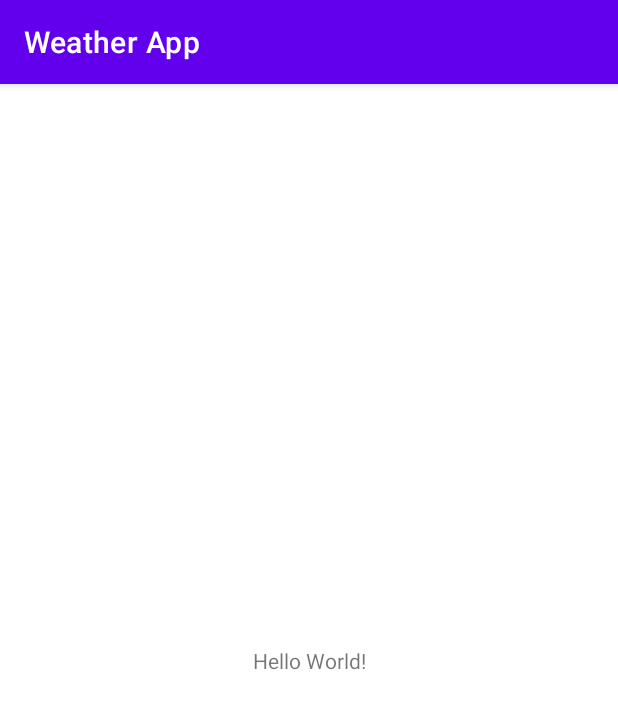
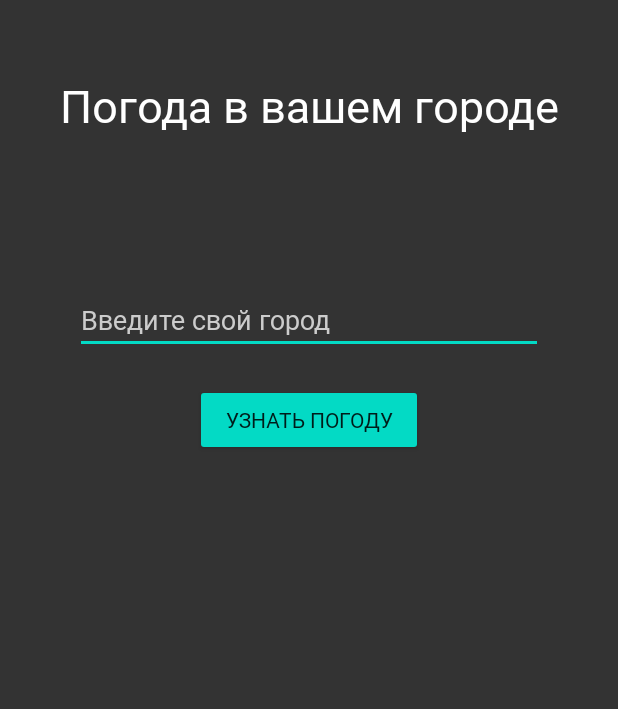
Before and after one commit to Shum11/Weather-App, an Android app: the screen it shows after launch (MainActivity), on a phone screen of 412 x 824 dp. Shown: the top 709 px of the screen. Run offline under Robolectric (Android 15) with nearby library versions, the phone set to English and light mode, and no system bars.

Commit message:
first day

```diff
--- a/app/src/main/AndroidManifest.xml
+++ b/app/src/main/AndroidManifest.xml
@@ -18,6 +18,9 @@
                 <category android:name="android.intent.category.LAUNCHER" />
             </intent-filter>
         </activity>
+        <meta-data
+            android:name="preloaded_fonts"
+            android:resource="@array/preloaded_fonts" />
     </application>
 
 </manifest>
--- a/app/src/main/res/layout/activity_main.xml
+++ b/app/src/main/res/layout/activity_main.xml
@@ -1,18 +1,59 @@
 <?xml version="1.0" encoding="utf-8"?>
-<androidx.constraintlayout.widget.ConstraintLayout xmlns:android="http://schemas.android.com/apk/res/android"
+<RelativeLayout xmlns:android="http://schemas.android.com/apk/res/android"
     xmlns:app="http://schemas.android.com/apk/res-auto"
     xmlns:tools="http://schemas.android.com/tools"
     android:layout_width="match_parent"
     android:layout_height="match_parent"
+    android:background="@color/colorPrimary"
     tools:context=".MainActivity">
 
     <TextView
-        android:layout_width="wrap_content"
+        android:id="@+id/logo"
+        android:layout_width="match_parent"
         android:layout_height="wrap_content"
-        android:text="Hello World!"
-        app:layout_constraintBottom_toBottomOf="parent"
-        app:layout_constraintLeft_toLeftOf="parent"
-        app:layout_constraintRight_toRightOf="parent"
-        app:layout_constraintTop_toTopOf="parent" />
+        android:fontFamily="@font/montserrat_bold"
+        android:text="@string/logo"
+        android:layout_marginTop="50sp"
+        android:textAlignment="center"
+        android:textColor="@color/textColor"
+        android:textSize="30sp" />
 
-</androidx.constraintlayout.widget.ConstraintLayout>
+    <EditText
+        android:id="@+id/user_field"
+        android:layout_width="match_parent"
+        android:layout_height="wrap_content"
+        android:ems="10"
+        android:fontFamily="@font/montserrat_bold"
+        android:layout_below="@id/logo"
+        android:backgroundTint="@color/colorAccent"
+        android:layout_marginTop="100sp"
+        android:layout_marginHorizontal="50sp"
+        android:inputType="textPersonName"
+        android:textColor="@color/textColor"
+        android:textColorHint="@color/textColorHint"
+        android:hint="@string/hint_user_field" />
+
+    <Button
+        android:id="@+id/main_btn"
+        android:fontFamily="@font/montserrat_bold"
+        android:layout_below="@id/user_field"
+        android:layout_marginTop="20sp"
+        android:layout_marginHorizontal="130sp"
+        android:backgroundTint="@color/colorAccent"
+        android:text="@string/main_btn"
+        android:layout_width="match_parent"
+        android:layout_height="wrap_content" />
+
+    <TextView
+        android:id="@+id/result_info"
+        android:layout_width="match_parent"
+        android:layout_height="wrap_content"
+        android:fontFamily="@font/montserrat_bold"
+        android:layout_below="@id/main_btn"
+        android:layout_marginTop="50sp"
+        android:textAlignment="center"
+        android:textColor="@color/textColorHint"
+        android:textSize="25sp"/>
+
+
+</RelativeLayout>
--- a/app/src/main/res/values-night/themes.xml
+++ /dev/null
@@ -1,16 +0,0 @@
-<resources xmlns:tools="http://schemas.android.com/tools">
-    <!-- Base application theme. -->
-    <style name="Theme.WeatherApp" parent="Theme.MaterialComponents.DayNight.DarkActionBar">
-        <!-- Primary brand color. -->
-        <item name="colorPrimary">@color/purple_200</item>
-        <item name="colorPrimaryVariant">@color/purple_700</item>
-        <item name="colorOnPrimary">@color/black</item>
-        <!-- Secondary brand color. -->
-        <item name="colorSecondary">@color/teal_200</item>
-        <item name="colorSecondaryVariant">@color/teal_200</item>
-        <item name="colorOnSecondary">@color/black</item>
-        <!-- Status bar color. -->
-        <item name="android:statusBarColor" tools:targetApi="l">?attr/colorPrimaryVariant</item>
-        <!-- Customize your theme here. -->
-    </style>
-</resources>
--- a/app/src/main/res/values/colors.xml
+++ b/app/src/main/res/values/colors.xml
@@ -1,10 +1,9 @@
 <?xml version="1.0" encoding="utf-8"?>
 <resources>
-    <color name="purple_200">#FFBB86FC</color>
-    <color name="purple_500">#FF6200EE</color>
-    <color name="purple_700">#FF3700B3</color>
-    <color name="teal_200">#FF03DAC5</color>
-    <color name="teal_700">#FF018786</color>
-    <color name="black">#FF000000</color>
-    <color name="white">#FFFFFFFF</color>
+    <color name="colorPrimary">#333</color>
+    <color name="colorPrimaryDark">#000</color>
+    <color name="colorAccent">#03DAC5</color>
+    <color name="textColor">#fff</color>
+    <color name="textColorHint">#CCC</color>
+
 </resources>
--- a/app/src/main/res/values/strings.xml
+++ b/app/src/main/res/values/strings.xml
@@ -1,3 +1,6 @@
 <resources>
     <string name="app_name">Weather App</string>
+    <string name="logo">Погода в вашем городе</string>
+    <string name="hint_user_field">Введите свой город</string>
+    <string name="main_btn">Узнать погоду</string>
 </resources>
--- a/app/src/main/res/values/themes.xml
+++ b/app/src/main/res/values/themes.xml
@@ -1,16 +1,9 @@
 <resources xmlns:tools="http://schemas.android.com/tools">
     <!-- Base application theme. -->
-    <style name="Theme.WeatherApp" parent="Theme.MaterialComponents.DayNight.DarkActionBar">
-        <!-- Primary brand color. -->
-        <item name="colorPrimary">@color/purple_500</item>
-        <item name="colorPrimaryVariant">@color/purple_700</item>
-        <item name="colorOnPrimary">@color/white</item>
-        <!-- Secondary brand color. -->
-        <item name="colorSecondary">@color/teal_200</item>
-        <item name="colorSecondaryVariant">@color/teal_700</item>
-        <item name="colorOnSecondary">@color/black</item>
-        <!-- Status bar color. -->
-        <item name="android:statusBarColor" tools:targetApi="l">?attr/colorPrimaryVariant</item>
+    <style name="Theme.WeatherApp" parent="Theme.AppCompat.Light.NoActionBar">
         <!-- Customize your theme here. -->
+        <item name="colorPrimary">@color/colorPrimary</item>
+        <item name="colorPrimaryDark">@color/colorPrimaryDark</item>
+        <item name="colorAccent">@color/colorAccent</item>
     </style>
 </resources>
```
